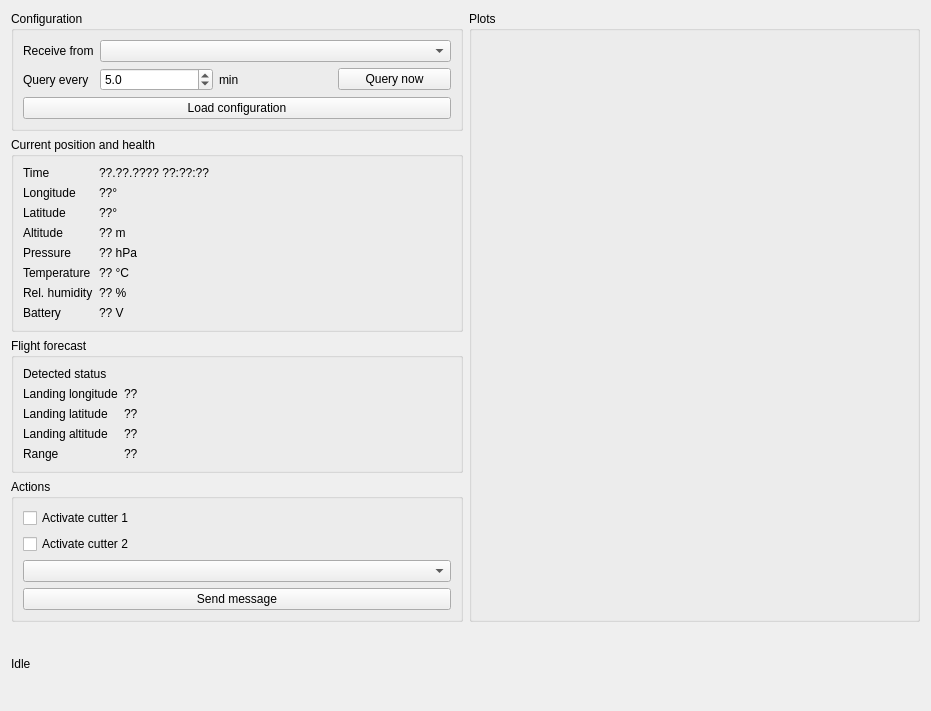
Before: the Qt Designer form balloon_operator/gui_operatorwidget.ui in a-schneider-fmi/balloon-operator, drawn with Qt 5.
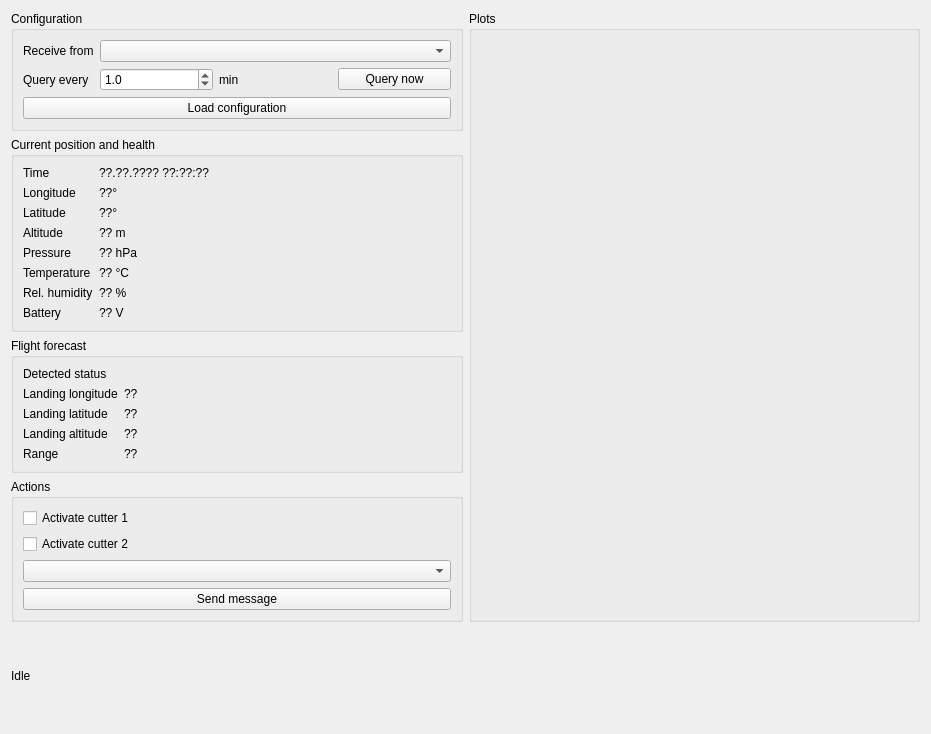
After: the same form once the commit is applied. Custom widgets are drawn as their Qt base class.

Commit message: Added computation of trajectory if balloon is cut now during live forecast.

```diff
--- a/balloon_operator/gui_operatorwidget.ui
+++ b/balloon_operator/gui_operatorwidget.ui
@@ -7,7 +7,7 @@
     <x>0</x>
     <y>0</y>
     <width>931</width>
-    <height>711</height>
+    <height>734</height>
    </rect>
   </property>
   <property name="windowTitle">
@@ -50,7 +50,7 @@
              <double>100.000000000000000</double>
             </property>
             <property name="value">
-             <double>5.000000000000000</double>
+             <double>1.000000000000000</double>
             </property>
            </widget>
           </item>
```
Left out of the diff: 3 changed lines with no effect on the pictures. The commit also changes 2 other files.
